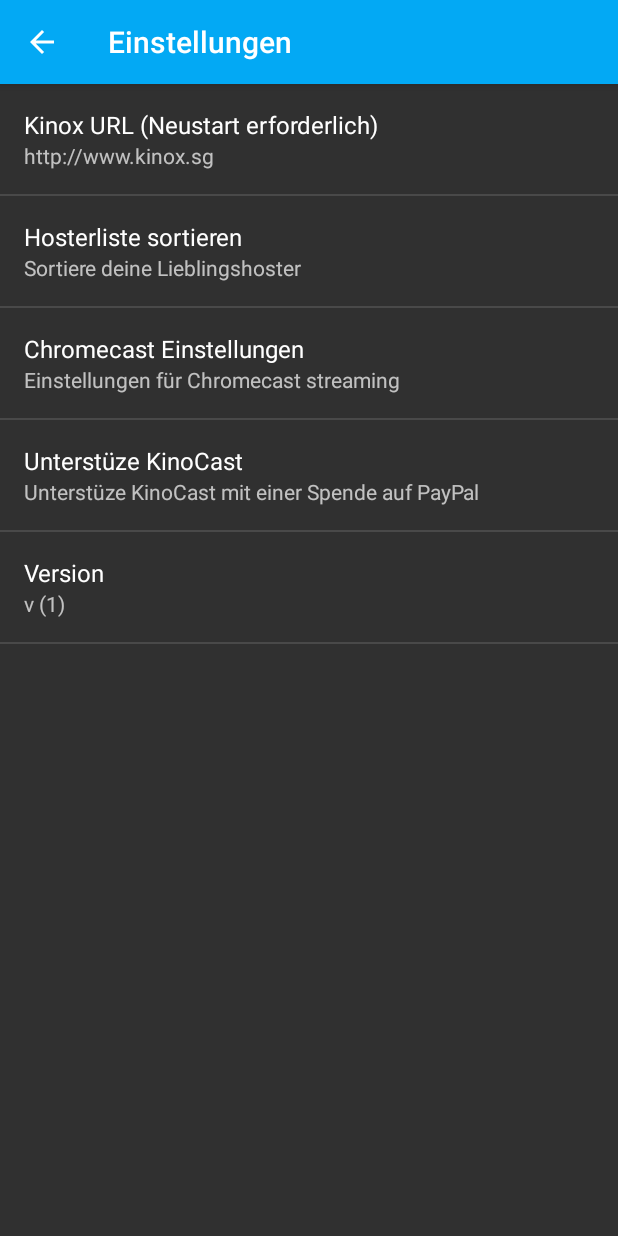
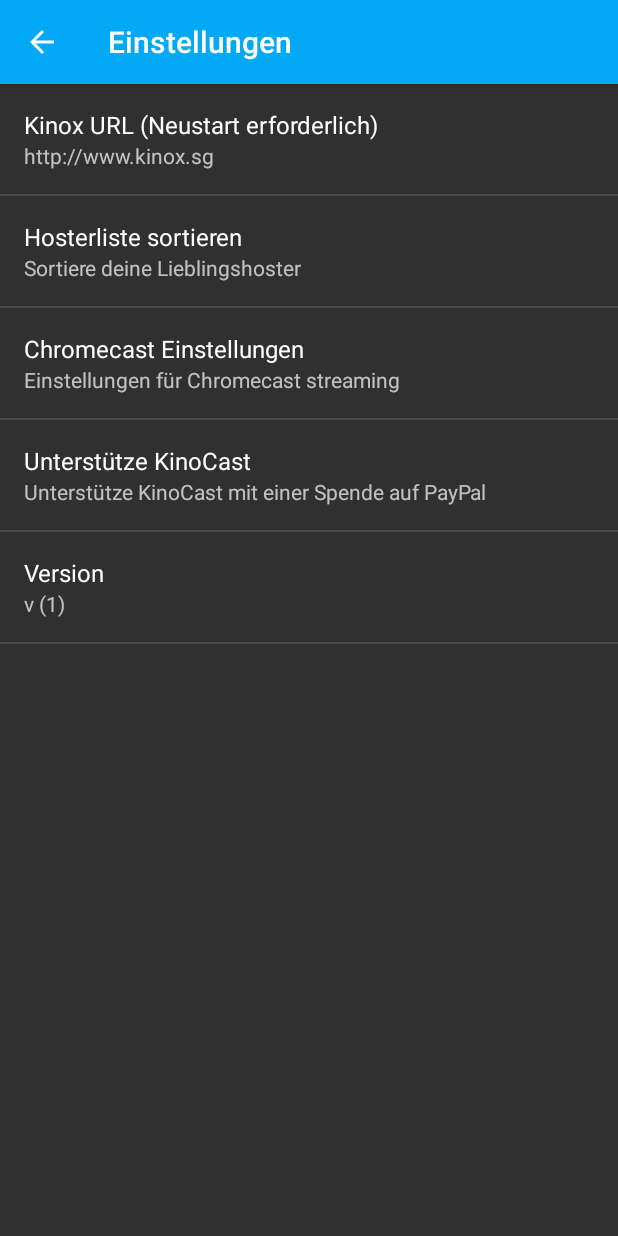
Before and after one commit to ov3rk1ll/KinoCast, an Android app: the SettingsActivity screen opened directly, with no data from a screen before it, on a phone screen of 412 x 824 dp. Run offline under Robolectric (Android 15) with nearby library versions, the phone set to English and light mode, and no system bars.

Commit message:
fixed strings

```diff
--- a/app/src/main/res/layout/activity_detail.xml
+++ b/app/src/main/res/layout/activity_detail.xml
@@ -167,7 +167,7 @@
                             android:layout_toLeftOf="@+id/button_donate"
                             android:layout_toStartOf="@+id/button_donate"
                             android:gravity="center_vertical"
-                            android:text="Hier sollte eigentlich Werbung sein. Da hier gerade keine Werbung ist würde wir und über eine kleine Unterstützung auf PayPal freuen."
+                            android:text="@string/detail_donate_text"
                             android:textAppearance="@style/TextAppearance.AppCompat" />
 
                         <Button
@@ -177,7 +177,7 @@
                             android:layout_height="wrap_content"
                             android:layout_alignParentEnd="true"
                             android:layout_alignParentRight="true"
-                            android:text="Spenden" />
+                            android:text="@string/detail_donate_button" />
                     </RelativeLayout>
 
                     <View
--- a/app/src/main/res/values/strings.xml
+++ b/app/src/main/res/values/strings.xml
@@ -81,5 +81,8 @@ Deine Favoriten findest du im Menü auf der linken Seite.</string>
     <string name="donate_dialog_never">Nein, danke</string>
     <string name="donate_dialog_later">Später</string>
 
+    <string name="detail_donate_text">Hier sollte eigentlich Werbung sein. Da hier gerade keine Werbung ist würde wir und über eine kleine Unterstützung auf PayPal freuen.</string>
+    <string name="detail_donate_button">Spenden</string>
+
 
 </resources>
--- a/app/src/main/res/xml/pref_general.xml
+++ b/app/src/main/res/xml/pref_general.xml
@@ -37,8 +37,8 @@
 
     <Preference
         android:key="donate"
-        android:title="Unterstüze KinoCast"
-        android:summary="Unterstüze KinoCast mit einer Spende auf PayPal" />
+        android:title="Unterstütze KinoCast"
+        android:summary="Unterstütze KinoCast mit einer Spende auf PayPal" />
 
     <Preference
         android:key="version_information"
```
